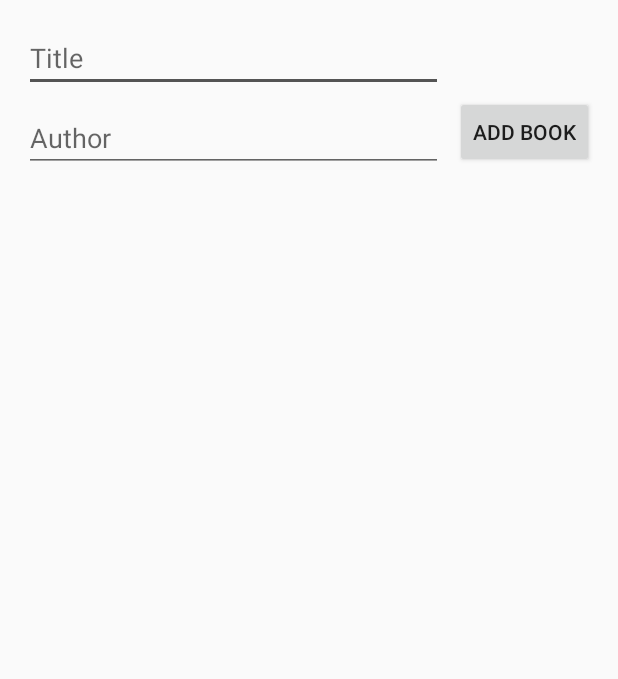
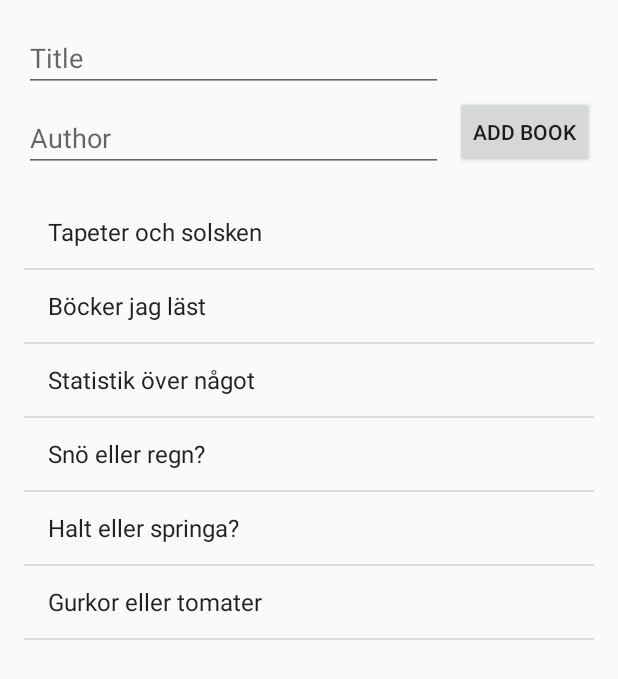
Before and after one commit to JacobAhlberg/Library_SQLite, an Android app: the screen it shows after launch (MainActivity), after a tap on "ADD BOOK", on a phone screen of 412 x 824 dp. Shown: the top 679 px of the screen. Run offline under Robolectric (Android 15) with nearby library versions, the phone set to English and light mode, and no system bars.

Commit message:
Added some comments to the mainAcivity

```diff
--- a/V5Library/app/src/main/java/com/example/jacob/v5library/MainActivity.java
+++ b/V5Library/app/src/main/java/com/example/jacob/v5library/MainActivity.java
@@ -1,14 +1,10 @@
 package com.example.jacob.v5library;
 
-import android.app.Activity;
 import android.app.ListActivity;
 import android.content.Intent;
 import android.content.SharedPreferences;
-import android.os.Parcelable;
 import android.preference.PreferenceManager;
-import android.support.v7.app.AppCompatActivity;
 import android.os.Bundle;
-import android.util.Log;
 import android.view.View;
 import android.widget.ArrayAdapter;
 import android.widget.Button;
@@ -16,19 +12,16 @@ import android.widget.EditText;
 import android.widget.ListView;
 import android.widget.Toast;
 
-import java.io.Serializable;
 import java.util.List;
 
 public class MainActivity extends ListActivity {
-    Boolean firstStart;
+    Boolean firstStart = true;
     Button addBtn;
     EditText titleTxt, authorTxt;
     String title = null, author = null;
     protected static Database dataSource;
     private List<Books> values;
     protected static ArrayAdapter<Books> arrayAdapter = null;
-    private SharedPreferences pref = null;
-    ListView listView;
 
     @Override
     protected void onListItemClick(ListView l, View v, int position, long id) {
@@ -44,19 +37,28 @@ public class MainActivity extends ListActivity {
     protected void onCreate(Bundle savedInstanceState) {
         super.onCreate(savedInstanceState);
         setContentView(R.layout.activity_main);
+
+        //Initiating buttons and edittexts
         addBtn = (Button) findViewById(R.id.addBtn);
         titleTxt = (EditText) findViewById(R.id.nameTxt);
         authorTxt = (EditText) findViewById(R.id.authorTxt);
 
-
+        //Creating the database
         dataSource = new Database(this);
+        //Opening the database
         dataSource.open();
+        //The list grabs all the current books i the database
         values = dataSource.getAllBooks();
         arrayAdapter = new ArrayAdapter<Books>(this, android.R.layout.simple_list_item_1, values);
 
-        firstStart = true;
-        pref = PreferenceManager.getDefaultSharedPreferences(this);
-        firstStart = pref.getBoolean("firstTime", false);
+        /*Using a boolean with the value of true to create six default
+        * books the very first time the database creates.
+        * A sharedpreferences are used to store the boolean value to false after
+        * the database has been created.
+        * */
+        final SharedPreferences sharedPreferences = PreferenceManager.getDefaultSharedPreferences(this);
+        SharedPreferences.Editor editor = sharedPreferences.edit();
+
         if (firstStart){
             createBooks("Tapeter och solsken", "Janne Andersson");
             createBooks("Böcker jag läst", "Jag");
@@ -65,12 +67,14 @@ public class MainActivity extends ListActivity {
             createBooks("Halt eller springa?", "Nils Dacke");
             createBooks("Gurkor eller tomater", "Astrid Lindgren");
 
-            pref.edit().putBoolean("firstTime", false).commit();
+            editor.putBoolean("firstStart", false).apply();
         }
-
         setListAdapter(arrayAdapter);
 
-        //Add a book and an author
+        /*A button listener where you can add a new book.
+        * Uses if-statement to check if either title or  author String contains at least
+        * a single sign. If not the user will receive a toast-message.
+        * */
         addBtn.setOnClickListener(new View.OnClickListener() {
             @Override
             public void onClick(View v) {
@@ -87,13 +91,18 @@ public class MainActivity extends ListActivity {
                     authorTxt.setText("");
                 }
                 else
-                    Toast.makeText(MainActivity.this, "ESCANDALOOOOOOO", Toast.LENGTH_SHORT).show();
+                    Toast.makeText(MainActivity.this, "Please type in a title and an author.", Toast.LENGTH_SHORT).show();
+
+                //Updates the listView
                 arrayAdapter.notifyDataSetChanged();
             }
         });
 
     }
 
+    /*A method to create a new book to the database and also updates
+    * the listView with the arrayAdapter
+    */
     void createBooks(String title, String author){
         Books newBook = dataSource.createBook(title, author);
         arrayAdapter.add(newBook);
@@ -101,6 +110,9 @@ public class MainActivity extends ListActivity {
     }
 
 
+    /*When resuming from the different activity, the mainActivity should
+    * grab all the books from the list, if the user has been either updating or removing a book.
+    * */
     @Override
     protected void onResume() {
         super.onResume();
@@ -111,6 +123,7 @@ public class MainActivity extends ListActivity {
         arrayAdapter.notifyDataSetChanged();
     }
 
+    //Closes the database when the user enters a nwe activity or closing the application.
     @Override
     protected void onPause() {
         super.onPause();
--- a/V5Library/app/src/main/res/layout/activity_information2.xml
+++ b/V5Library/app/src/main/res/layout/activity_information2.xml
@@ -16,10 +16,11 @@
         android:gravity="left|center"
         android:layout_marginStart="8dp"
         app:layout_constraintLeft_toRightOf="@+id/textView3"
-        android:layout_marginLeft="8dp"
         app:layout_constraintRight_toRightOf="parent"
         android:layout_width="0dp"
-        app:layout_constraintBaseline_toBaselineOf="@+id/textView3" />
+        app:layout_constraintBaseline_toBaselineOf="@+id/textView3"
+        android:layout_marginEnd="7dp"
+        app:layout_constraintHorizontal_bias="1.0" />
 
     <TextView
         android:text="Title:"
```
